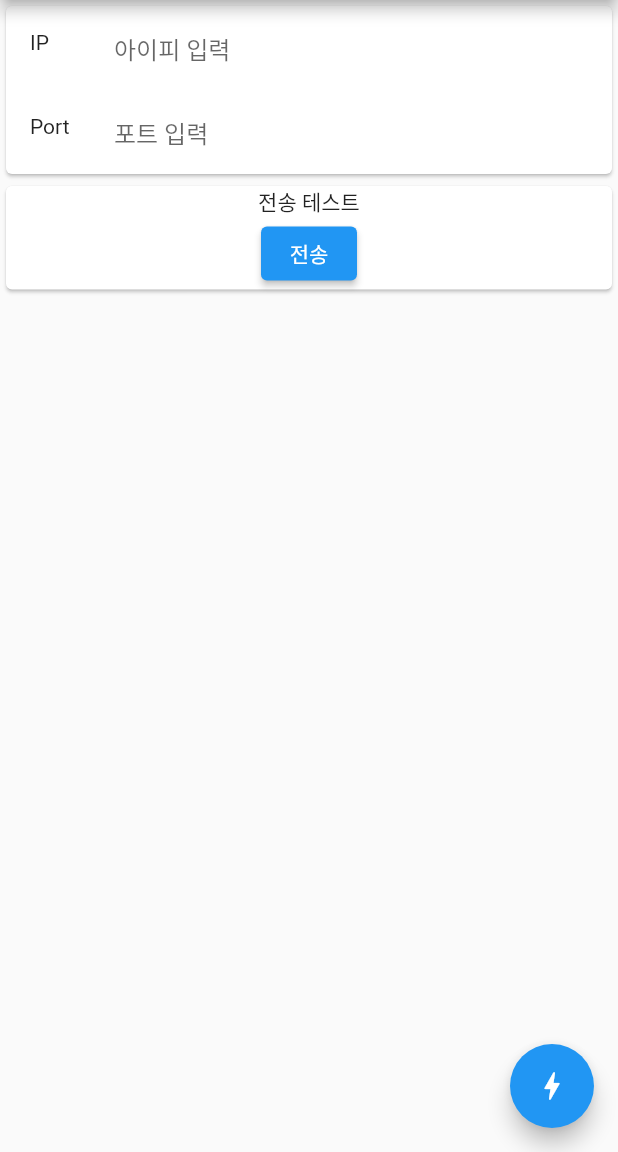
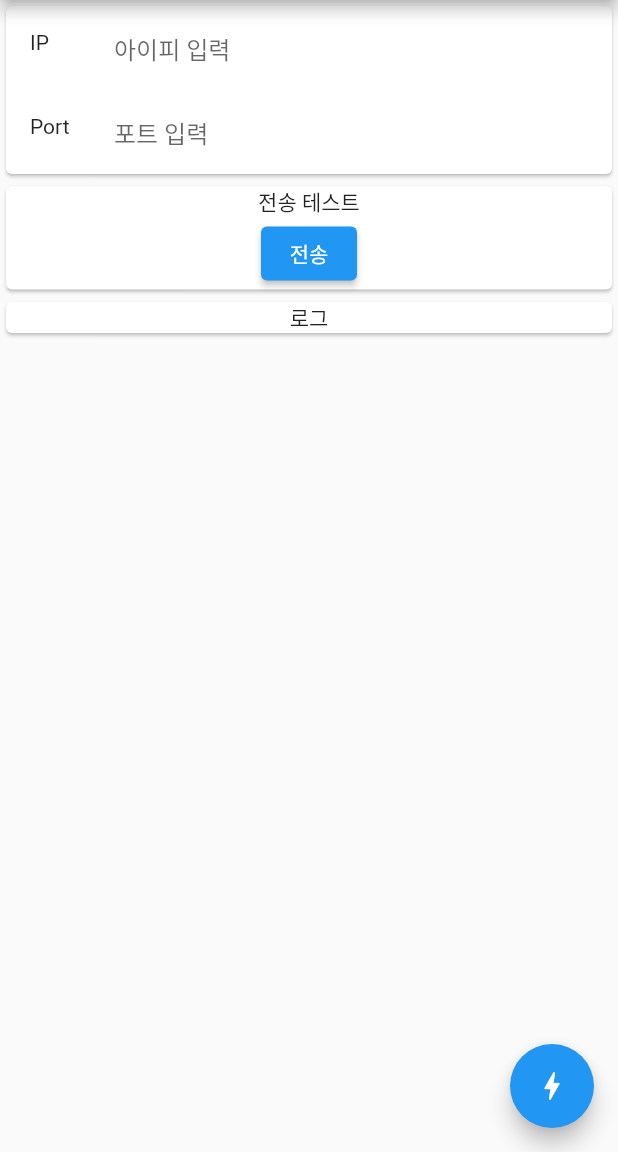
Before and after one commit to dogzz9445/network-samples, a Flutter app: the screen it shows after launch, on a phone screen of 412 x 824 dp, the part 84-1236 px from its top. Run offline on Flutter 3.47's test engine with Material 2 defaults, Android fonts, the phone set to English and light mode, and no system bars.

Commit message:
Wrap listview in card and column, and add listview shrinkWrap

```diff
--- a/samples/flutter_tcp_client/lib/main.dart
+++ b/samples/flutter_tcp_client/lib/main.dart
@@ -185,14 +185,19 @@ class _MyHomePageState extends State<MyHomePage> {
                   child: const Text("전송"))
             ]),
           ),
-          // Card(
-          //   child: ListView.builder(
-          //     itemBuilder: (context, index) {
-          //       return Text(_logs.value[index]);
-          //     },
-          //     itemCount: _logs.value.length,
-          //   ),
-          // )
+          Card(
+              child: Column(
+            children: [
+              const Text("로그"),
+              ListView.builder(
+                shrinkWrap: true,
+                itemBuilder: (context, index) {
+                  return Text(_logs.value[index]);
+                },
+                itemCount: _logs.value.length,
+              ),
+            ],
+          ))
         ],
       )),
       // TODO: 토글로 바꾸기
```
